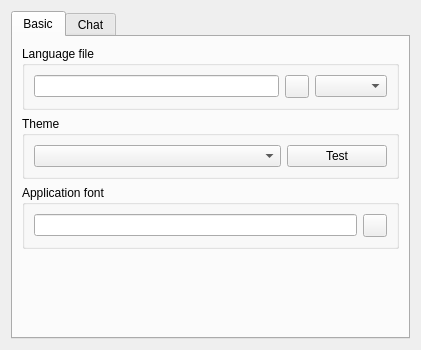
Qt form eiskaltdcpp/ui/UISettingsGUI.ui (eiskaltdcpp/eiskaltdcpp) before a commit.
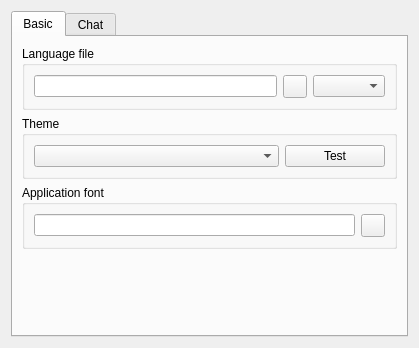
The same form after that commit.

```diff
--- a/eiskaltdcpp/ui/UISettingsGUI.ui
+++ b/eiskaltdcpp/ui/UISettingsGUI.ui
@@ -6,8 +6,8 @@
    <rect>
     <x>0</x>
     <y>0</y>
-    <width>421</width>
-    <height>350</height>
+    <width>419</width>
+    <height>348</height>
    </rect>
   </property>
   <property name="windowTitle">
```
